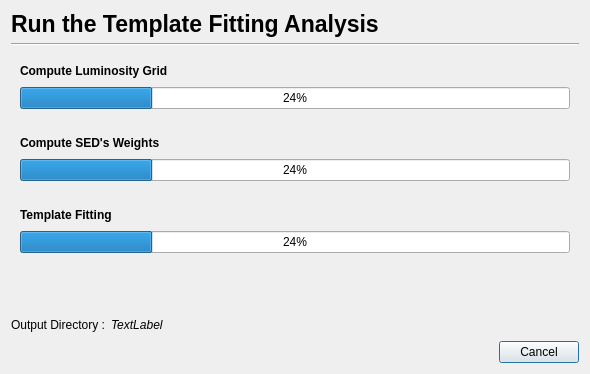
Above: PhzQtUI/auxdir/PhzQtUI/DialogRunAnalysis.ui from astrorama/Phosphoros before the change. Below: the same form after it.
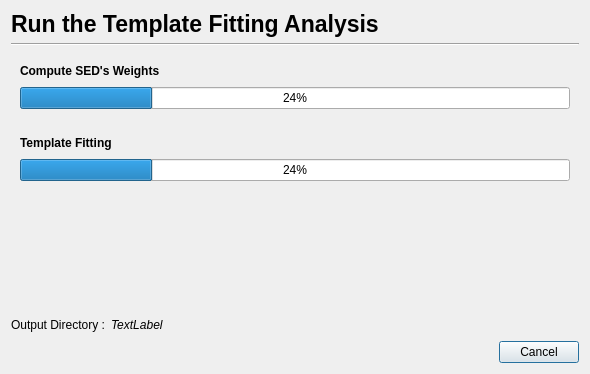
That is the form after the change.

Commit message: Change the UI to add the luminosity filter to the grid

Diff of the .ui file:
```diff
--- a/PhzQtUI/auxdir/PhzQtUI/DialogRunAnalysis.ui
+++ b/PhzQtUI/auxdir/PhzQtUI/DialogRunAnalysis.ui
@@ -52,53 +52,6 @@
      </property>
     </widget>
    </item>
-   <item>
-    <widget class="QWidget" name="w_lum" native="true">
-     <layout class="QVBoxLayout" name="verticalLayout_2">
-      <item>
-       <layout class="QVBoxLayout" name="l_lum">
-        <item>
-         <layout class="QHBoxLayout" name="horizontalLayout_4">
-          <item>
-           <widget class="QLabel" name="label_3">
-            <property name="font">
-             <font>
-              <weight>75</weight>
-              <bold>true</bold>
-             </font>
-            </property>
-            <property name="text">
-             <string>Compute Luminosity Grid</string>
-            </property>
-           </widget>
-          </item>
-          <item>
-           <spacer name="horizontalSpacer_5">
-            <property name="orientation">
-             <enum>Qt::Horizontal</enum>
-            </property>
-            <property name="sizeHint" stdset="0">
-             <size>
-              <width>40</width>
-              <height>20</height>
-             </size>
-            </property>
-           </spacer>
-          </item>
-         </layout>
-        </item>
-        <item>
-         <widget class="QProgressBar" name="lum_progress">
-          <property name="value">
-           <number>24</number>
-          </property>
-         </widget>
-        </item>
-       </layout>
-      </item>
-     </layout>
-    </widget>
-   </item>
    <item>
     <widget class="QWidget" name="w_sed" native="true">
      <layout class="QVBoxLayout" name="verticalLayout_3">
```
The commit also changes 22 other files.
